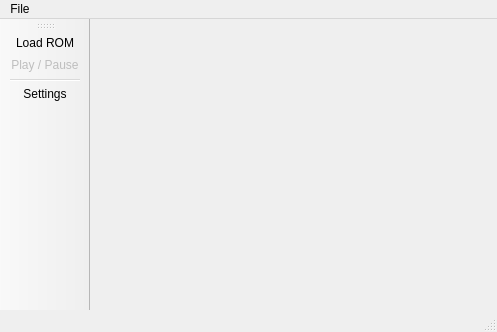
LingYunZhi/gbxemu, file vba2/vba2/mainwindow.ui: the form before one commit.
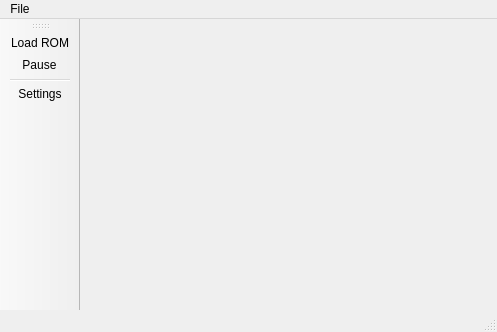
The form after the commit. Icons and pictures are not drawn.

Commit message: improve pause behavior

Patch:
```diff
--- a/vba2/vba2/mainwindow.ui
+++ b/vba2/vba2/mainwindow.ui
@@ -103,15 +103,12 @@
    </property>
   </action>
   <action name="actionPlay_Pause">
-   <property name="enabled">
-    <bool>false</bool>
-   </property>
    <property name="icon">
     <iconset resource="resource/resource.qrc">
      <normaloff>:/MainWindow/play_button.png</normaloff>:/MainWindow/play_button.png</iconset>
    </property>
    <property name="text">
-    <string>Play / Pause</string>
+    <string>Pause</string>
    </property>
    <property name="shortcut">
     <string>Ctrl+P</string>
```
Left out of the diff: 4 changed lines with no effect on the pictures. The commit also changes 2 other files.
